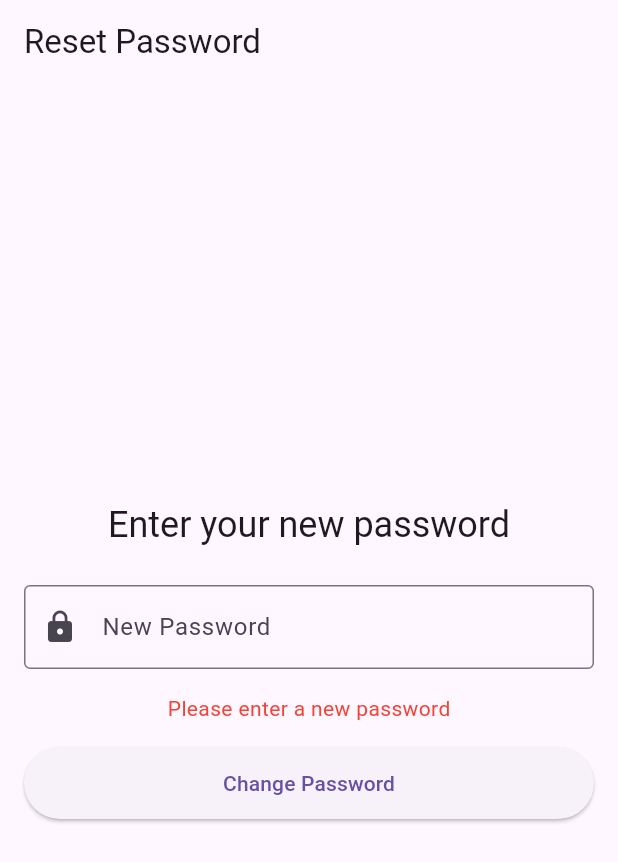
After one commit to wilfredoperezrivero/lumina, a Flutter app: the ResetPasswordPage screen opened by its route, after a tap on "Change Password", on a phone screen of 412 x 824 dp. The commit adds this screen. Shown: the top 862 px of the screen. Run offline on Flutter 3.47's test engine with Material 3 defaults, Android fonts, the phone set to English and light mode, and no system bars; our stand-ins replace file_picker, flutter_riverpod, go_router, supabase_flutter, uni_links; accounts and stored records are empty.

Commit message:
Add password reset functionality and integrate uni_links package. Updated login page with a 'Forgot Password?' option, allowing users to request a password reset link via email. Enhanced routing to handle password reset flow. Updated pubspec.yaml to include uni_links dependency.

```diff
--- a/lib/main.dart
+++ b/lib/main.dart
@@ -7,6 +7,9 @@ import 'pages/admin/dashboard.dart';
 import 'pages/admin/create_capsule.dart';
 import 'pages/admin/list_capsules.dart';
 import 'services/auth_service.dart';
+import 'pages/auth/reset_password.dart';
+import 'package:uni_links/uni_links.dart';
+import 'dart:async';
 
 void main() async {
   WidgetsFlutterBinding.ensureInitialized();
@@ -15,23 +18,31 @@ void main() async {
     anonKey:
         'eyJhbGciOiJIUzI1NiIsInR5cCI6IkpXVCJ9.eyJpc3MiOiJzdXBhYmFzZSIsInJlZiI6ImhvbmJkbHlpbmF5YnlvamZpaWh1Iiwicm9sZSI6ImFub24iLCJpYXQiOjE3NTEwNzk0NDksImV4cCI6MjA2NjY1NTQ0OX0.MIBhPKFoXJcNdg6gb5AfqOvDeMMqY1UCr42lMPpblyI',
   );
+  // Listen for incoming links for password reset
+  final initialLink = await getInitialLink();
+  if (initialLink != null && initialLink.contains('type=recovery')) {
+    runApp(
+        const ProviderScope(child: LuminaApp(initialRoute: '/reset-password')));
+    return;
+  }
   runApp(const ProviderScope(child: LuminaApp()));
 }
 
 class LuminaApp extends ConsumerWidget {
-  const LuminaApp({super.key});
+  final String? initialRoute;
+  const LuminaApp({super.key, this.initialRoute});
 
   @override
   Widget build(BuildContext context, WidgetRef ref) {
     return MaterialApp.router(
       title: 'Lumina',
-      routerConfig: _router,
+      routerConfig: _router(initialRoute),
     );
   }
 }
 
-final _router = GoRouter(
-  initialLocation: '/login',
+GoRouter _router([String? initialRoute]) => GoRouter(
+      initialLocation: initialRoute ?? '/login',
       routes: [
         GoRoute(
           path: '/login',
@@ -48,6 +59,10 @@ final _router = GoRouter(
         GoRoute(
           path: '/admin/list_capsules',
           builder: (context, state) => ListCapsulesPage(),
+        ),
+        GoRoute(
+          path: '/reset-password',
+          builder: (context, state) => ResetPasswordPage(),
         ),
       ],
       redirect: (context, state) {
--- /dev/null
+++ b/lib/pages/auth/reset_password.dart
@@ -0,0 +1,89 @@
+import 'package:flutter/material.dart';
+import '../../services/auth_service.dart';
+import 'package:go_router/go_router.dart';
+
+class ResetPasswordPage extends StatefulWidget {
+  @override
+  State<ResetPasswordPage> createState() => _ResetPasswordPageState();
+}
+
+class _ResetPasswordPageState extends State<ResetPasswordPage> {
+  final _passwordController = TextEditingController();
+  bool _isLoading = false;
+  String? _errorMessage;
+  String? _successMessage;
+
+  Future<void> _submit() async {
+    if (_passwordController.text.isEmpty) {
+      setState(() {
+        _errorMessage = 'Please enter a new password';
+      });
+      return;
+    }
+    setState(() {
+      _isLoading = true;
+      _errorMessage = null;
+      _successMessage = null;
+    });
+    try {
+      await AuthService.changePassword(_passwordController.text);
+      setState(() {
+        _successMessage = 'Password changed successfully!';
+        _isLoading = false;
+      });
+      await Future.delayed(Duration(seconds: 2));
+      if (mounted) context.go('/login');
+    } catch (e) {
+      setState(() {
+        _errorMessage = 'Failed to change password: \\${e.toString()}';
+        _isLoading = false;
+      });
+    }
+  }
+
+  @override
+  Widget build(BuildContext context) {
+    return Scaffold(
+      appBar: AppBar(title: Text('Reset Password')),
+      body: Padding(
+        padding: const EdgeInsets.all(16.0),
+        child: Center(
+          child: Column(
+            mainAxisAlignment: MainAxisAlignment.center,
+            children: [
+              Text('Enter your new password',
+                  style: Theme.of(context).textTheme.headlineSmall),
+              SizedBox(height: 24),
+              TextField(
+                controller: _passwordController,
+                decoration: InputDecoration(
+                  labelText: 'New Password',
+                  border: OutlineInputBorder(),
+                  prefixIcon: Icon(Icons.lock),
+                ),
+                obscureText: true,
+                onSubmitted: (_) => _submit(),
+              ),
+              SizedBox(height: 16),
+              if (_errorMessage != null)
+                Text(_errorMessage!, style: TextStyle(color: Colors.red)),
+              if (_successMessage != null)
+                Text(_successMessage!, style: TextStyle(color: Colors.green)),
+              SizedBox(height: 16),
+              SizedBox(
+                width: double.infinity,
+                height: 48,
+                child: ElevatedButton(
+                  onPressed: _isLoading ? null : _submit,
+                  child: _isLoading
+                      ? CircularProgressIndicator(color: Colors.white)
+                      : Text('Change Password'),
+                ),
+              ),
+            ],
+          ),
+        ),
+      ),
+    );
+  }
+}
--- a/pubspec.yaml
+++ b/pubspec.yaml
@@ -17,6 +17,7 @@ dependencies:
   video_player: ^2.8.2
   just_audio: ^0.9.36
   url_launcher: ^6.2.6
+  uni_links: ^0.5.1
 
 flutter:
   uses-material-design: true
```
Also changed, not shown: lib/pages/auth/login.dart (+65 -0 lines), lib/services/auth_service.dart (+12 -0 lines), pubspec.lock. Lines whose indentation alone changed are shown as unchanged.
